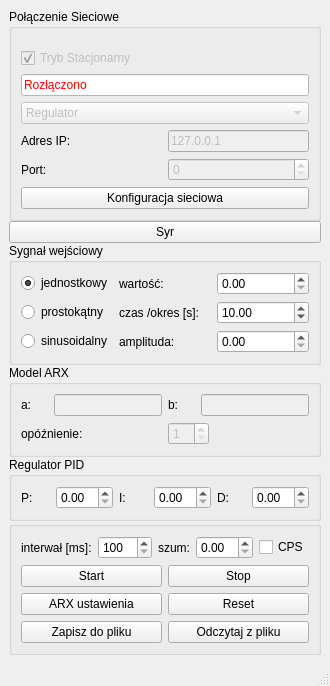
Qt form mainwindow.ui (PatKowal/SK-SymulatorUAR) before a commit.
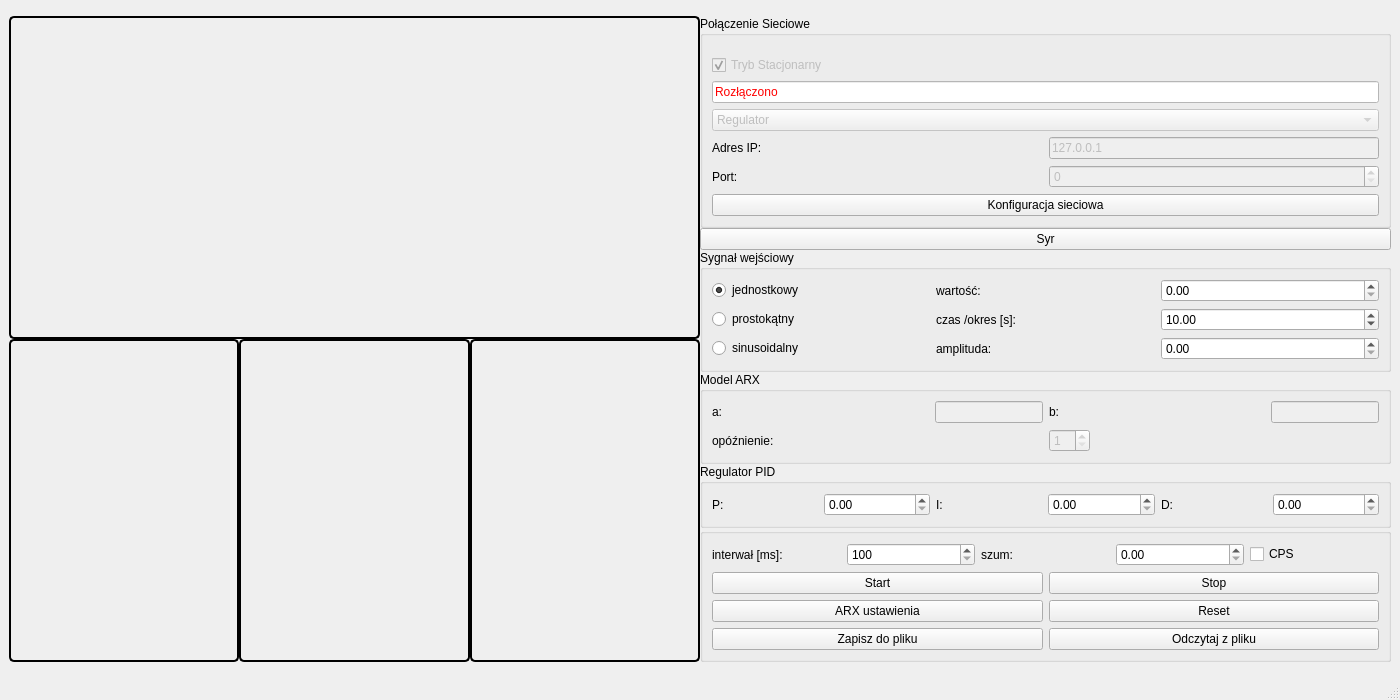
The same form after that commit.

Commit message: Poprawa okna programu

Diff of the .ui file:
```diff
--- a/mainwindow.ui
+++ b/mainwindow.ui
@@ -11,10 +11,10 @@
     <verstretch>0</verstretch>
    </sizepolicy>
   </property>
-  <property name="maximumSize">
+  <property name="minimumSize">
    <size>
-    <width>1920</width>
-    <height>1080</height>
+    <width>1400</width>
+    <height>700</height>
    </size>
   </property>
   <property name="windowTitle">
```
Left out of the diff: 2 changed lines with no effect on the pictures. The commit also changes 2 other files.
